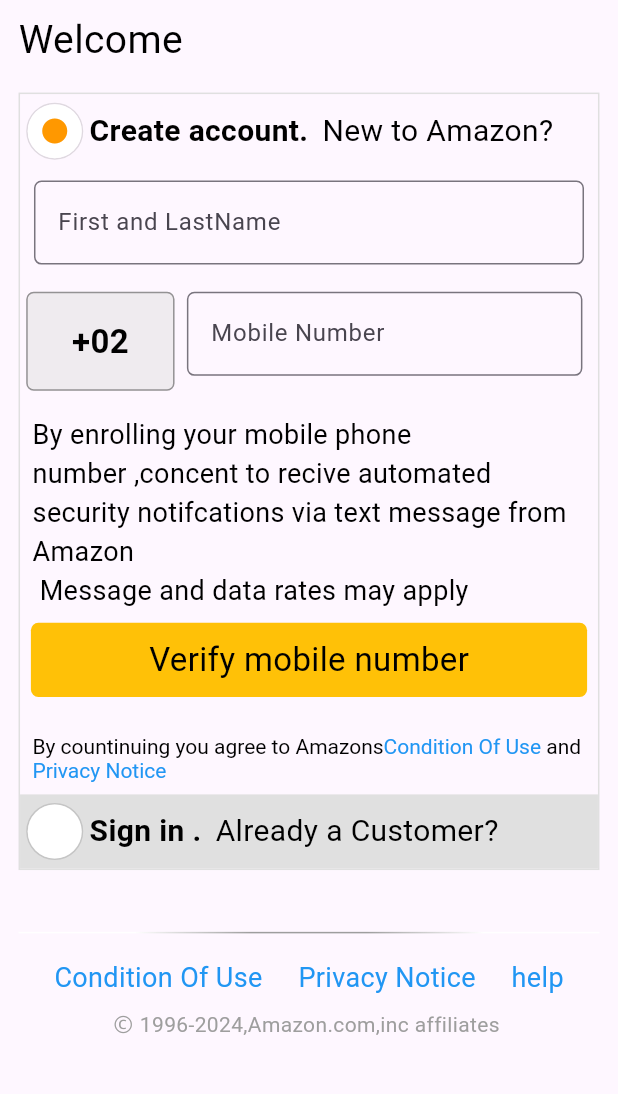
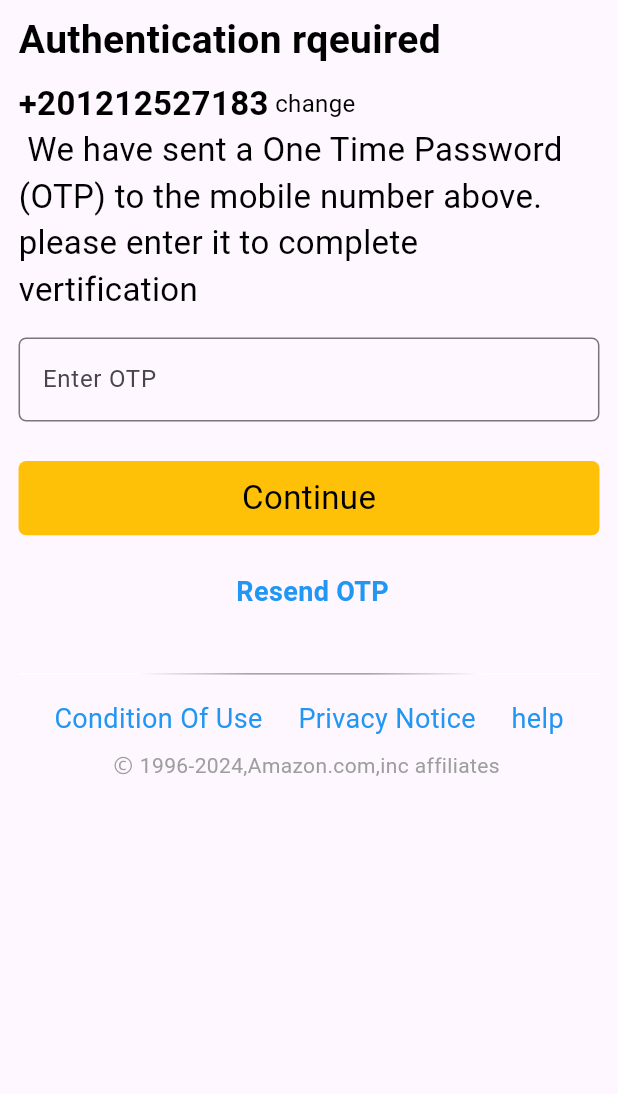
Before and after one commit to Ezzat200/Flutter-E-commerce-Amazon-clone, a Flutter app: the screen it shows after launch, on a phone screen of 412 x 824 dp, the part 84-1178 px from its top. Run offline on Flutter 3.47's test engine with Material 3 defaults, Android fonts, the phone set to English and light mode, and no system bars; our stand-ins replace country_picker.

Commit message:
create Otp Screen

```diff
--- a/lib/main.dart
+++ b/lib/main.dart
@@ -1,4 +1,5 @@
 import 'package:amazon_clone/utils/theme.dart';
+import 'package:amazon_clone/view/auth_screen/OTPScreen.dart';
 import 'package:amazon_clone/view/auth_screen/auth_screens.dart';
 import 'package:flutter/material.dart';
 
@@ -15,7 +16,7 @@ class AmazonApp extends StatelessWidget {
     return  MaterialApp(
       theme: theme,
       debugShowCheckedModeBanner: false,
-      home:  const AuthScreen(),
+      home:  const OTPScreen(),
     );
   }
 }
--- /dev/null
+++ b/lib/view/auth_screen/OTPScreen.dart
@@ -0,0 +1,91 @@
+import 'package:amazon_clone/utils/colors.dart';
+import 'package:amazon_clone/utils/theme.dart';
+import 'package:amazon_clone/view/widgets/Custom_TextFromField.dart';
+import 'package:amazon_clone/view/widgets/Custom_button.dart';
+import 'package:amazon_clone/view/widgets/bottom_authScreen.dart';
+
+import 'package:flutter/material.dart';
+
+class OTPScreen extends StatelessWidget {
+  const OTPScreen({super.key});
+
+  @override
+  Widget build(BuildContext context) {
+    TextEditingController mobileController = TextEditingController();
+
+    final width = MediaQuery.of(context).size.width;
+    final height = MediaQuery.of(context).size.height;
+
+    return Scaffold(
+        appBar: AppBar(
+            backgroundColor: Colors.white,
+            centerTitle: true,
+            title: Image(
+              image: const AssetImage('assets/images/amazon_splash_screen.png'),
+              height: MediaQuery.of(context).size.width,
+            )),
+        body: ListView(
+          children:[ Padding(
+            padding: EdgeInsets.symmetric(
+                horizontal: width * 0.03, vertical: height * 0.01),
+            child: Column(
+              crossAxisAlignment: CrossAxisAlignment.start,
+              children: [
+                Text(
+                  'Authentication rqeuired',
+                  style: theme.textTheme.displayLarge!
+                      .copyWith(fontWeight: FontWeight.bold),
+                ),
+                SizedBox(
+                  height: height * 0.01,
+                ),
+                Row(
+                  children: [
+                    Text(
+                      '+201212527183',
+                      style: theme.textTheme.displaySmall!
+                          .copyWith(fontWeight: FontWeight.bold),
+                    ),
+                    Text(
+                      ' change',
+                      style: theme.textTheme.bodySmall,
+                    ),
+                  ],
+                ),
+                Text(
+                  ' We have sent a One Time Password (OTP) to the mobile number above. please enter it to complete vertification ',
+                  style: theme.textTheme.displaySmall,
+                ),
+                SizedBox(
+                  height: height * 0.02,
+                ),
+                CustomTextField(
+                    height: height * 0.08,
+                    width: width * 0.95,
+                    mobileController: mobileController,
+                    hintText: 'Enter OTP'),
+                SizedBox(
+                  height: height * 0.02,
+                ),
+                CustomButton(
+                    width: width * 0.95, height: height * 0.06, text: 'Continue'),
+                SizedBox(
+                  height: height * 0.03,
+                ),
+                Center(
+                  child: Text(
+                    ' Resend OTP',
+                    style: theme.textTheme.bodyMedium!
+                        .copyWith(color: blue, fontWeight: FontWeight.bold),
+                  ),
+                ),
+             SizedBox(height: height *0.05,),
+
+                BottomAuthScreen(width: width, height: height)
+
+              ],
+            ),
+          ),
+        ]));
+  }
+}
--- a/lib/view/widgets/Custom_button.dart
+++ b/lib/view/widgets/Custom_button.dart
@@ -7,9 +7,14 @@ import 'package:flutter/material.dart';
 class CustomButton extends StatelessWidget {
    CustomButton( {
     required this.text,
-    this.ontap,  this.isloading=false
+    this.ontap,  this.isloading=false,
+    required this.height,
+    required this.width
    });
    final bool isloading;
+   final double height;
+   final double width;
+
 String text;
 VoidCallback?ontap;
   @override
@@ -18,8 +23,8 @@ VoidCallback?ontap;
 onTap: ontap,
       child: Container(
 
-        width: MediaQuery.of(context).size.width * 0.90,
-        height: MediaQuery.of(context).size.height * 0.06,
+        width: width,
+        height: height,
         decoration: BoxDecoration(
           color: amber,
           borderRadius: BorderRadius.circular(5),
--- a/lib/view/widgets/SignIn_AuthScreen.dart
+++ b/lib/view/widgets/SignIn_AuthScreen.dart
@@ -130,6 +130,8 @@ if(islogin){
 
             const CustomMobileNumber(),
             CustomButton(
+              width: width*0.95,
+              height: height * 0.06,
               text: 'Continue',
             ),
 
@@ -212,6 +214,8 @@ if(islogin){
           child: const  Text('By enrolling your mobile phone number ,concent to recive automated security notifcations via text message from Amazon \n Message and data rates may apply'),
         ),
           CustomButton(
+            width: width*0.95,
+              height: height * 0.06,
             text: 'Verify mobile number',
           ),
 
```
